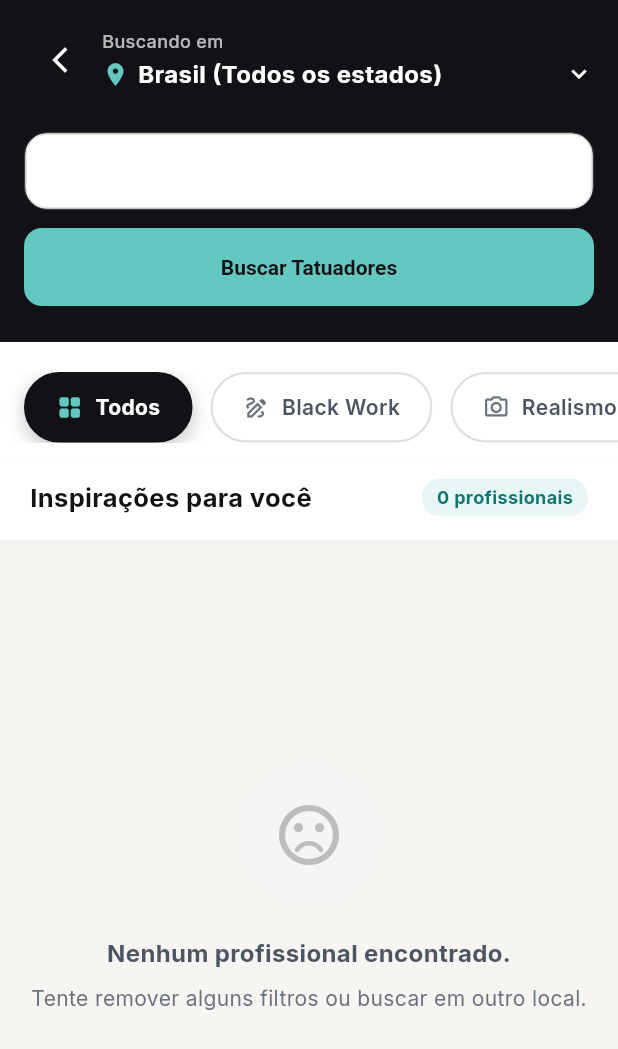
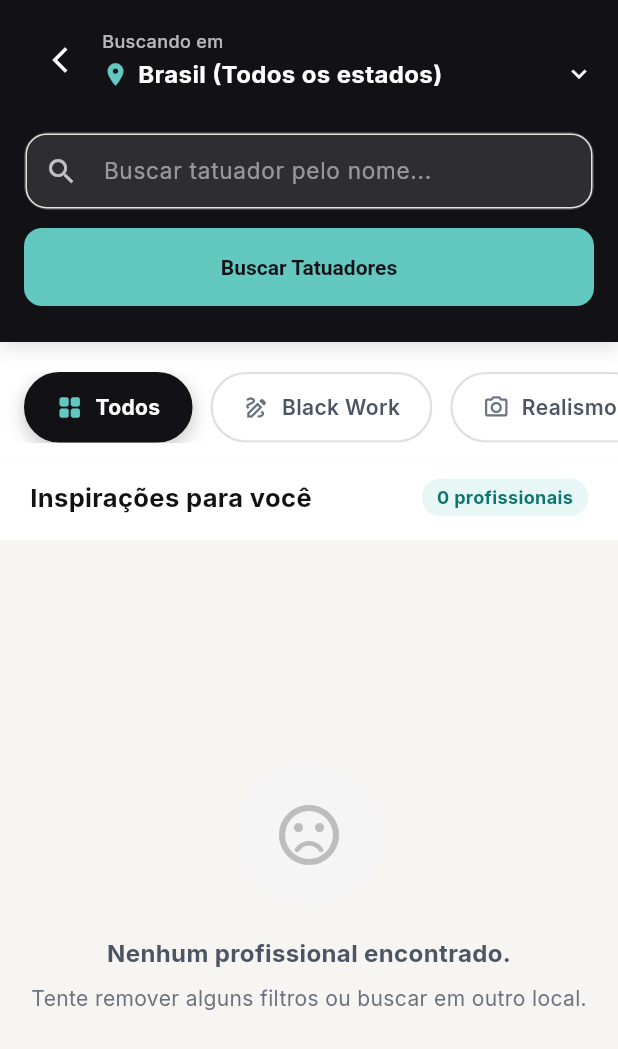
Before and after one commit to dudusantz/inkflow_flutter, a Flutter app: the SearchScreen screen opened by its route, on a phone screen of 412 x 824 dp. Shown: the top 1049 px of the screen. Run offline on Flutter 3.47's test engine with Material 3 defaults, Android fonts, the phone set to English and light mode, and no system bars; our stand-ins replace cached_network_image, fl_chart, flutter_dotenv, flutter_local_notifications, flutter_riverpod, flutter_secure_storage and 11 more; missing offline and left inert: add_2_calendar, dart:js_interop, record; accounts and stored records are empty.

Commit message:
fix: corrige filtros, propostas e layout no Android

```diff
--- a/lib/features/search/presentation/search_screen.dart
+++ b/lib/features/search/presentation/search_screen.dart
@@ -30,12 +30,6 @@ class SearchFilters {
     this.state = _allStates,
     this.city = _allCities,
   });
-
-  bool get isEmpty =>
-      query.trim().isEmpty &&
-      style == _allStyles &&
-      state == _allStates &&
-      city == _allCities;
 
   SearchFilters copyWith({
     String? query,
@@ -84,16 +78,7 @@ class SearchScreen extends ConsumerStatefulWidget {
 class _SearchScreenState extends ConsumerState<SearchScreen> {
   final _queryController = TextEditingController();
 
-  /// Filtros em edição (o que o usuário está montando).
-  SearchFilters _draft = const SearchFilters();
-
-  /// Filtros efetivamente aplicados à lista.
-  ///
-  /// Antes existia apenas um conjunto: a filtragem acontecia a cada tecla e o
-  /// botão "Buscar Tatuadores" só acendia uma mensagem de erro, sem efeito.
-  SearchFilters? _applied;
-
-  bool _showValidationError = false;
+  SearchFilters _filters = const SearchFilters();
 
   final List<({String name, IconData icon})> _styleOptions = const [
     (name: _allStyles, icon: Icons.grid_view_rounded),
@@ -103,6 +88,10 @@ class _SearchScreenState extends ConsumerState<SearchScreen> {
     (name: 'Aquarela', icon: Icons.palette_outlined),
     (name: 'Old School', icon: Icons.anchor_rounded),
     (name: 'Minimalista', icon: Icons.horizontal_rule_rounded),
+    (name: 'New School', icon: Icons.brush_outlined),
+    (name: 'Tribal', icon: Icons.brush_outlined),
+    (name: 'Japonês', icon: Icons.brush_outlined),
+    (name: 'Neo-Tradicional', icon: Icons.brush_outlined),
   ];
 
   @override
@@ -114,18 +103,8 @@ class _SearchScreenState extends ConsumerState<SearchScreen> {
   void _runSearch() {
     FocusScope.of(context).unfocus();
 
-    if (_draft.isEmpty) {
-      setState(() => _showValidationError = true);
-      showErrorSnackBar(
-        context,
-        'Selecione ao menos um estilo, uma localização ou digite um nome.',
-      );
-      return;
-    }
-
     setState(() {
-      _showValidationError = false;
-      _applied = _draft;
+      _filters = _filters.copyWith(query: _queryController.text);
     });
   }
 
@@ -158,9 +137,8 @@ class _SearchScreenState extends ConsumerState<SearchScreen> {
     return Scaffold(
       backgroundColor: InkFlowColors.background,
       body: SafeArea(
-        bottom: false,
         child: artistsAsync.when(
-          loading: () => const Padding(
+          loading: () => const SingleChildScrollView(
             padding: EdgeInsets.all(16),
             child: Column(
               children: [
@@ -176,16 +154,14 @@ class _SearchScreenState extends ConsumerState<SearchScreen> {
             onRetry: () => ref.invalidate(artistsSearchProvider),
           ),
           data: (allArtists) {
-            final filters = _applied;
-            final results =
-                filters == null ? allArtists : filters.apply(allArtists);
-
-            return Column(
-              children: [
-                _buildHeader(allArtists),
-                _buildStyleChips(),
-                _buildSectionTitle(results.length),
-                Expanded(child: _buildResultsGrid(results)),
+            final results = _filters.apply(allArtists);
+            return CustomScrollView(
+              keyboardDismissBehavior: ScrollViewKeyboardDismissBehavior.onDrag,
+              slivers: [
+                SliverToBoxAdapter(child: _buildHeader(allArtists)),
+                SliverToBoxAdapter(child: _buildStyleChips()),
+                SliverToBoxAdapter(child: _buildSectionTitle(results.length)),
+                _buildResultsGrid(results),
               ],
             );
           },
@@ -244,7 +220,7 @@ class _SearchScreenState extends ConsumerState<SearchScreen> {
                             const SizedBox(width: 6),
                             Expanded(
                               child: Text(
-                                _draft.locationLabel,
+                                _filters.locationLabel,
                                 style: const TextStyle(
                                     color: Colors.white,
                                     fontSize: 16,
@@ -276,12 +252,9 @@ class _SearchScreenState extends ConsumerState<SearchScreen> {
               controller: _queryController,
               textInputAction: TextInputAction.search,
               onSubmitted: (_) => _runSearch(),
-              onChanged: (value) => setState(() {
-                _draft = _draft.copyWith(query: value);
-                _showValidationError = false;
-              }),
               style: const TextStyle(color: Colors.white, fontSize: 16),
               decoration: InputDecoration(
+                filled: false,
                 hintText: 'Buscar tatuador pelo nome...',
                 hintStyle: TextStyle(
                     color: Colors.white.withValues(alpha: 0.5), fontSize: 15),
@@ -311,14 +284,6 @@ class _SearchScreenState extends ConsumerState<SearchScreen> {
               ),
             ),
           ),
-          if (_showValidationError)
-            Padding(
-              padding: const EdgeInsets.only(top: 8),
-              child: Text(
-                'Selecione estilo, localização ou digite um nome.',
-                style: TextStyle(color: Colors.red.shade300, fontSize: 12),
-              ),
-            ),
         ],
       ),
     );
@@ -334,7 +299,7 @@ class _SearchScreenState extends ConsumerState<SearchScreen> {
         padding: const EdgeInsets.symmetric(horizontal: 16),
         child: Row(
           children: _styleOptions.map((option) {
-            final isSelected = _draft.style == option.name;
+            final isSelected = _filters.style == option.name;
 
             return Padding(
               padding: const EdgeInsets.only(right: 12),
@@ -343,8 +308,8 @@ class _SearchScreenState extends ConsumerState<SearchScreen> {
                 button: true,
                 child: GestureDetector(
                   onTap: () => setState(() {
-                    _draft = _draft.copyWith(style: option.name);
-                    _showValidationError = false;
+                    _filters = _filters.copyWith(
+                        style: option.name, query: _queryController.text);
                   }),
                   child: AnimatedContainer(
                     duration: const Duration(milliseconds: 200),
@@ -406,17 +371,20 @@ class _SearchScreenState extends ConsumerState<SearchScreen> {
       child: Row(
         mainAxisAlignment: MainAxisAlignment.spaceBetween,
         children: [
-          const Text('Inspirações para você',
+          const Expanded(
+            child: Text('Inspirações para você',
                 style: TextStyle(
                     fontSize: 17,
                     fontWeight: FontWeight.bold,
                     color: InkFlowColors.primary)),
+          ),
+          const SizedBox(width: 8),
           Container(
             padding: const EdgeInsets.symmetric(horizontal: 10, vertical: 4),
             decoration: BoxDecoration(
                 color: InkFlowColors.accent.withValues(alpha: 0.15),
                 borderRadius: BorderRadius.circular(12)),
-            child: Text('$count profissionais',
+            child: Text(count == 1 ? '1 profissional' : '$count profissionais',
                 style: const TextStyle(
                     fontSize: 12,
                     fontWeight: FontWeight.bold,
@@ -429,7 +397,8 @@ class _SearchScreenState extends ConsumerState<SearchScreen> {
 
   Widget _buildResultsGrid(List<ArtistSummary> results) {
     if (results.isEmpty) {
-      return Center(
+      return SliverFillRemaining(
+        hasScrollBody: false,
         child: Column(
           mainAxisAlignment: MainAxisAlignment.center,
           children: [
@@ -454,8 +423,9 @@ class _SearchScreenState extends ConsumerState<SearchScreen> {
       );
     }
 
-    return GridView.builder(
+    return SliverPadding(
       padding: const EdgeInsets.symmetric(horizontal: 16, vertical: 8),
+      sliver: SliverGrid.builder(
         gridDelegate: const SliverGridDelegateWithFixedCrossAxisCount(
           crossAxisCount: 2,
           childAspectRatio: 0.65,
@@ -464,6 +434,7 @@ class _SearchScreenState extends ConsumerState<SearchScreen> {
         ),
         itemCount: results.length,
         itemBuilder: (context, index) => _ArtistCard(artist: results[index]),
+      ),
     );
   }
 
@@ -473,8 +444,8 @@ class _SearchScreenState extends ConsumerState<SearchScreen> {
       isScrollControlled: true,
       backgroundColor: Colors.transparent,
       builder: (sheetContext) {
-        var pendingState = _draft.state;
-        var pendingCity = _draft.city;
+        var pendingState = _filters.state;
+        var pendingCity = _filters.city;
 
         return StatefulBuilder(
           builder: (context, setModalState) {
@@ -557,9 +528,10 @@ class _SearchScreenState extends ConsumerState<SearchScreen> {
                     child: ElevatedButton(
                       onPressed: () {
                         setState(() {
-                          _draft = _draft.copyWith(
-                              state: pendingState, city: pendingCity);
-                          _showValidationError = false;
+                          _filters = _filters.copyWith(
+                              state: pendingState,
+                              city: pendingCity,
+                              query: _queryController.text);
                         });
                         Navigator.pop(sheetContext);
                       },
```
Also changed, not shown: lib/features/chat/domain/chat_message.dart (+25 -0 lines), lib/features/chat/presentation/chat_screen.dart (+84 -19 lines), lib/features/schedule/presentation/schedule_screen.dart (+5 -2 lines), lib/main.dart (+21 -0 lines), 5 other files. Lines whose indentation alone changed are shown as unchanged.
